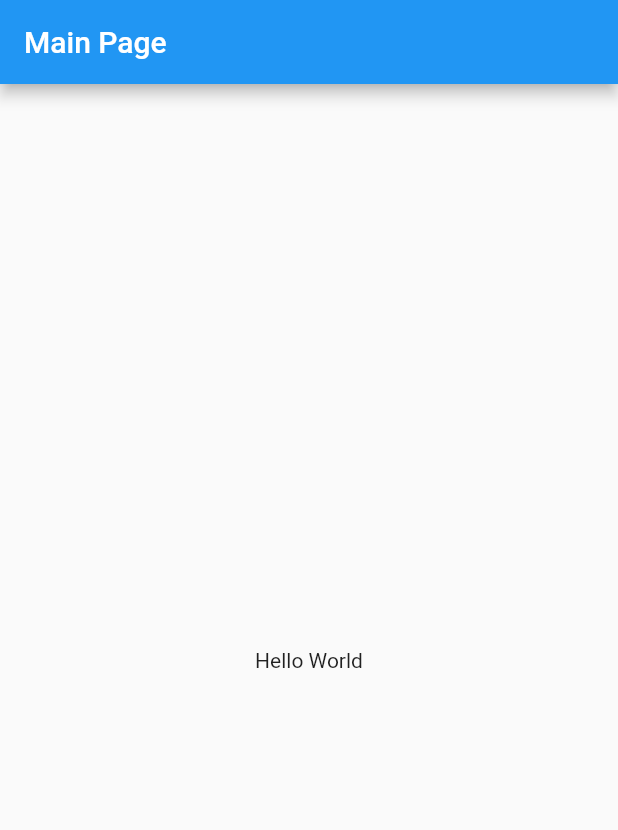
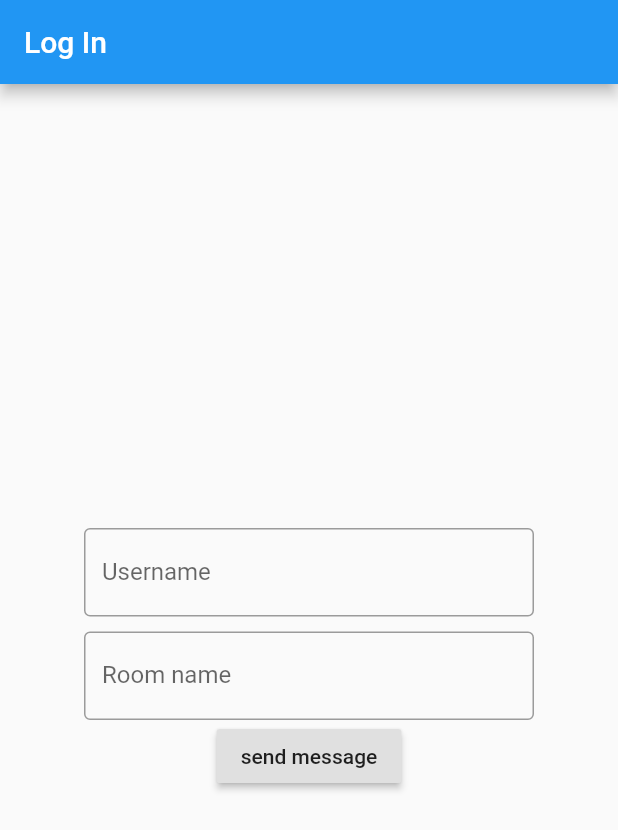
Before and after one commit to eboshare/tada_team_test, a Flutter app: the screen it shows after launch, on a phone screen of 412 x 824 dp. Shown: the top 830 px of the screen. Run offline on Flutter 3.47's test engine with Material 2 defaults, Android fonts, the phone set to English and light mode, and no system bars; our stand-ins replace auto_route, dio, get_it, injectable, mobx, supercharged; missing offline and left inert: dart_extensions; generated files the repository leaves out were written again; network calls fail; project files that could hold a hidden picture were left out.

Commit message:
Implement a basic websocket interaction

```diff
--- a/lib/l10n/intl_en.arb
+++ b/lib/l10n/intl_en.arb
@@ -1,3 +1,5 @@
 {
-  "mainPageTitle": "Main Page"
+  "loginPageTitle": "Log In",
+  "loginFormUsername": "Username",
+  "loginFormRoom": "Room name"
 }
--- /dev/null
+++ b/lib/layers/domain/entities/incoming_message.dart
@@ -0,0 +1,35 @@
+import 'package:meta/meta.dart';
+import 'package:json_annotation/json_annotation.dart';
+
+import 'package:tada_team_test/layers/domain/entities/sender.dart';
+
+part 'incoming_message.g.dart';
+
+@JsonSerializable()
+class IncomingMessage {
+  @JsonKey(name: 'id')
+  final String id;
+
+  @JsonKey(name: 'room')
+  final String room;
+
+  @JsonKey(name: 'text')
+  final String text;
+
+  @JsonKey(name: 'created')
+  final String createdAt;
+
+  @JsonKey(name: 'sender')
+  final Sender sender;
+
+  const IncomingMessage({
+    @required this.id,
+    @required this.room,
+    @required this.text,
+    @required this.createdAt,
+    @required this.sender,
+  });
+
+  factory IncomingMessage.fromJson(Map<String, dynamic> json) => _$IncomingMessageFromJson(json);
+  Map<String, dynamic> toJson() => _$IncomingMessageToJson(this);
+}
--- /dev/null
+++ b/lib/layers/domain/entities/outgoing_message.dart
@@ -0,0 +1,26 @@
+import 'package:meta/meta.dart';
+import 'package:json_annotation/json_annotation.dart';
+import 'package:web_socket_channel/io.dart';
+
+part 'outgoing_message.g.dart';
+
+@JsonSerializable()
+class OutgoingMessage {
+  @JsonKey(name: 'room')
+  final String room;
+
+  @JsonKey(name: 'text')
+  final String text;
+
+  @JsonKey(name: 'id')
+  final String id;
+
+  const OutgoingMessage({
+    @required this.room,
+    @required this.text,
+    @required this.id,
+  });
+
+  factory OutgoingMessage.fromJson(Map<String, dynamic> json) => _$OutgoingMessageFromJson(json);
+  Map<String, dynamic> toJson() => _$OutgoingMessageToJson(this);
+}
--- /dev/null
+++ b/lib/layers/domain/entities/sender.dart
@@ -0,0 +1,18 @@
+import 'package:meta/meta.dart';
+import 'package:json_annotation/json_annotation.dart';
+import 'package:web_socket_channel/io.dart';
+
+part 'sender.g.dart';
+
+@JsonSerializable()
+class Sender {
+  @JsonKey(name: 'username')
+  final String username;
+
+  const Sender({
+    @required this.username,
+  });
+
+  factory Sender.fromJson(Map<String, dynamic> json) => _$SenderFromJson(json);
+  Map<String, dynamic> toJson() => _$SenderToJson(this);
+}
--- /dev/null
+++ b/lib/layers/domain/repositories/i_chat_room_repository.dart
@@ -0,0 +1,14 @@
+import 'package:tada_team_test/layers/domain/entities/incoming_message.dart';
+import 'package:tada_team_test/layers/domain/entities/outgoing_message.dart';
+
+abstract class IChatRoomsRepository {
+  IChatRepository enterRoom({String roomName});
+}
+
+abstract class IChatRepository {
+  void sendMessage(String text);
+
+  void listenToMessages(void Function(IncomingMessage message) onMessage);
+
+  void close();
+}
--- /dev/null
+++ b/lib/layers/domain/stores/i_chat_store.dart
@@ -0,0 +1,3 @@
+abstract class IChatStore {
+
+}
--- a/lib/layers/presentation/navigation/router.dart
+++ b/lib/layers/presentation/navigation/router.dart
@@ -1,11 +1,11 @@
 import 'package:auto_route/auto_route_annotations.dart';
 
-import 'package:tada_team_test/layers/presentation/pages/main_page.dart';
+import 'package:tada_team_test/layers/presentation/pages/login_page.dart';
 
 @MaterialAutoRouter(
   generateNavigationHelperExtension: true,
   routes: [
-    MaterialRoute(page: MainPage, initial: true),
+    MaterialRoute(page: LoginPage, initial: true),
   ],
 )
 abstract class $Router {}
--- /dev/null
+++ b/lib/layers/presentation/pages/login_page.dart
@@ -0,0 +1,64 @@
+import 'package:flutter/material.dart';
+import 'package:tada_team_test/layers/domain/entities/outgoing_message.dart';
+import 'package:web_socket_channel/io.dart';
+
+import 'package:tada_team_test/generated/l10n.dart';
+import 'package:tada_team_test/injection/injection.dart';
+import 'package:tada_team_test/layers/domain/repositories/i_chat_room_repository.dart';
+
+class LoginPage extends StatefulWidget {
+  @override
+  _LoginPageState createState() => _LoginPageState();
+}
+
+class _LoginPageState extends State<LoginPage> {
+  final IChatRoomsRepository repository = getIt();
+
+  IChatRepository room;
+
+  @override
+  void initState() {
+    super.initState();
+    room = repository.enterRoom(roomName: 'test_2020-09-27', username: 'superjija');
+    room.listenToMessages(print);
+  }
+
+  @override
+  Widget build(BuildContext context) {
+    final str = S.of(context);
+    return Scaffold(
+      appBar: AppBar(
+        title: Text(str.loginPageTitle),
+      ),
+      body: Center(
+        child: SizedBox(
+          width: 300,
+          child: Column(
+            mainAxisSize: MainAxisSize.min,
+            children: [
+              TextField(
+                decoration: InputDecoration(
+                  labelText: S.of(context).loginFormUsername,
+                  border: const OutlineInputBorder(),
+                ),
+              ),
+              const SizedBox(
+                height: 10,
+              ),
+              TextField(
+                decoration: InputDecoration(
+                  labelText: S.of(context).loginFormRoom,
+                  border: const OutlineInputBorder(),
+                ),
+              ),
+              RaisedButton(
+                onPressed: () => room.sendMessage('jija'),
+                child: const Text('send message'),
+              )
+            ],
+          ),
+        ),
+      ),
+    );
+  }
+}
--- a/lib/layers/presentation/pages/main_page.dart
+++ /dev/null
@@ -1,17 +0,0 @@
-import 'package:flutter/material.dart';
-
-import 'package:tada_team_test/generated/l10n.dart';
-
-class MainPage extends StatelessWidget {
-  @override
-  Widget build(BuildContext context) {
-    return Scaffold(
-      appBar: AppBar(
-        title: Text(S.of(context).mainPageTitle),
-      ),
-      body: const Center(
-        child: Text('Hello World'),
-      ),
-    );
-  }
-}
--- a/pubspec.yaml
+++ b/pubspec.yaml
@@ -25,6 +25,7 @@ dependencies:
   mobx: ^1.2.1+2
   logger: ^0.9.2
   retrofit: ^1.3.4
+  web_socket_channel: ^1.1.0
 
 dev_dependencies:
   flutter_test:
```
Also changed, not shown: lib/layers/infrastructure/repositories/nane_chat_room_repository.dart (added, +59 -0 lines), lib/generated/intl/messages_en.dart, lib/generated/l10n.dart, pubspec.lock.
